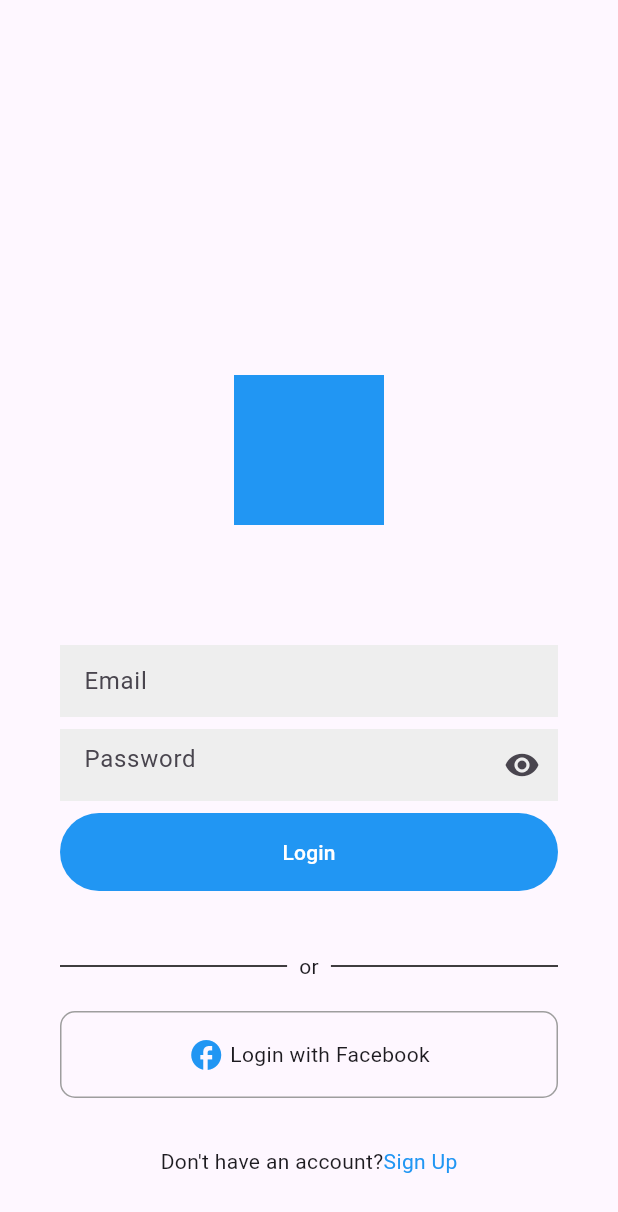
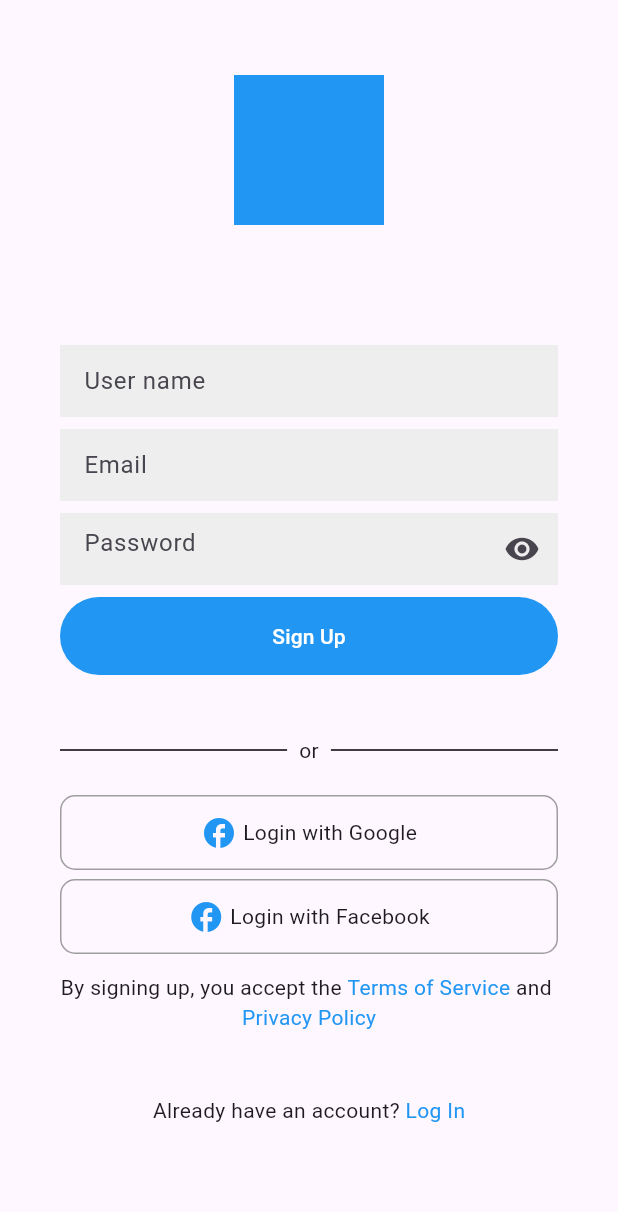
Before and after one commit to Saw-YanLinOo/fl-class-batch-1, a Flutter app: the screen it shows after launch, on a phone screen of 412 x 824 dp. Shown: the top 1212 px of the screen. Run offline on Flutter 3.47's test engine with Material 3 defaults, Android fonts, the phone set to English and light mode, and no system bars.

Commit message:
add register ui in auth

```diff
--- a/auth_ui/analysis_options.yaml
+++ b/auth_ui/analysis_options.yaml
@@ -23,6 +23,7 @@ linter:
   rules:
     # avoid_print: false  # Uncomment to disable the `avoid_print` rule
     # prefer_single_quotes: true  # Uncomment to enable the `prefer_single_quotes` rule
-
+formatter:
+  page_width: 80
 # Additional information about this file can be found at
 # https://dart.dev/guides/language/analysis-options
--- a/auth_ui/lib/login.dart
+++ b/auth_ui/lib/login.dart
@@ -1,7 +1,7 @@
 import 'package:flutter/material.dart';
 
 class LoginPage extends StatelessWidget {
-  const LoginPage({Key? key}) : super(key: key);
+  const LoginPage({super.key});
 
   @override
   Widget build(BuildContext context) {
@@ -15,7 +15,12 @@ class LoginPage extends StatelessWidget {
             Padding(
               padding: const EdgeInsets.symmetric(horizontal: 40),
               child: TextField(
-                decoration: InputDecoration(hintText: "Email", fillColor: Colors.grey.shade200, filled: true, border: InputBorder.none),
+                decoration: InputDecoration(
+                  hintText: "Email",
+                  fillColor: Colors.grey.shade200,
+                  filled: true,
+                  border: InputBorder.none,
+                ),
               ),
             ),
             SizedBox(height: 8),
@@ -36,9 +41,16 @@ class LoginPage extends StatelessWidget {
             Padding(
               padding: const EdgeInsets.symmetric(horizontal: 40),
               child: TextButton(
-                style: ButtonStyle(backgroundColor: MaterialStateProperty.all(Colors.blue)),
+                style: ButtonStyle(
+                  backgroundColor: MaterialStateProperty.all(Colors.blue),
+                ),
                 onPressed: () {},
-                child: Center(child: Padding(padding: const EdgeInsets.all(8.0), child: Text("Login", style: TextStyle(color: Colors.white)))),
+                child: Center(
+                  child: Padding(
+                    padding: const EdgeInsets.all(8.0),
+                    child: Text("Login", style: TextStyle(color: Colors.white)),
+                  ),
+                ),
               ),
             ),
             SizedBox(height: 32),
@@ -47,7 +59,10 @@ class LoginPage extends StatelessWidget {
               child: Row(
                 children: [
                   Expanded(child: Divider(color: Colors.black)),
-                  Padding(padding: const EdgeInsets.all(8.0), child: Text("or")),
+                  Padding(
+                    padding: const EdgeInsets.all(8.0),
+                    child: Text("or"),
+                  ),
                   Expanded(child: Divider(color: Colors.black)),
                 ],
               ),
@@ -57,7 +72,10 @@ class LoginPage extends StatelessWidget {
               padding: const EdgeInsets.symmetric(horizontal: 40),
               child: Container(
                 padding: EdgeInsets.symmetric(vertical: 16),
-                decoration: BoxDecoration(borderRadius: BorderRadius.circular(10), border: Border.all(color: Colors.grey)),
+                decoration: BoxDecoration(
+                  borderRadius: BorderRadius.circular(10),
+                  border: Border.all(color: Colors.grey),
+                ),
                 child: Row(
                   mainAxisAlignment: MainAxisAlignment.center,
                   children: [
@@ -74,7 +92,10 @@ class LoginPage extends StatelessWidget {
               padding: const EdgeInsets.symmetric(horizontal: 40),
               child: Row(
                 mainAxisAlignment: MainAxisAlignment.center,
-                children: [Text("Don't have an account?"), Text("Sign Up", style: TextStyle(color: Colors.blue))],
+                children: [
+                  Text("Already have an account?"),
+                  Text("Sign Up", style: TextStyle(color: Colors.blue)),
+                ],
               ),
             ),
           ],
--- a/auth_ui/lib/main.dart
+++ b/auth_ui/lib/main.dart
@@ -1,4 +1,5 @@
 import 'package:auth_ui/login.dart';
+import 'package:auth_ui/register.dart';
 import 'package:flutter/material.dart';
 
 void main() {
@@ -14,8 +15,10 @@ class MyApp extends StatelessWidget {
     return MaterialApp(
       title: 'Auth UI',
       debugShowCheckedModeBanner: false,
-      theme: ThemeData(colorScheme: ColorScheme.fromSeed(seedColor: Colors.deepPurple)),
-      home: LoginPage(),
+      theme: ThemeData(
+        colorScheme: ColorScheme.fromSeed(seedColor: Colors.deepPurple),
+      ),
+      home: RegisterPage(),
     );
   }
 }
--- a/auth_ui/lib/register.dart
+++ b/auth_ui/lib/register.dart
@@ -5,6 +5,153 @@ class RegisterPage extends StatelessWidget {
 
   @override
   Widget build(BuildContext context) {
-    return Scaffold();
+    return Scaffold(
+      body: SingleChildScrollView(
+        child: Column(
+          children: [
+            SizedBox(height: 50),
+            Container(width: 100, height: 100, color: Colors.blue),
+            SizedBox(height: 80),
+            Padding(
+              padding: const EdgeInsets.symmetric(horizontal: 40),
+              child: TextField(
+                decoration: InputDecoration(
+                  hintText: "User name",
+                  fillColor: Colors.grey.shade200,
+                  filled: true,
+                  border: InputBorder.none,
+                ),
+              ),
+            ),
+            SizedBox(height: 8),
+            Padding(
+              padding: const EdgeInsets.symmetric(horizontal: 40),
+              child: TextField(
+                decoration: InputDecoration(
+                  hintText: "Email",
+                  fillColor: Colors.grey.shade200,
+                  filled: true,
+                  border: InputBorder.none,
+                ),
+              ),
+            ),
+            SizedBox(height: 8),
+            Padding(
+              padding: const EdgeInsets.symmetric(horizontal: 40),
+              child: TextField(
+                obscureText: true,
+                decoration: InputDecoration(
+                  hintText: "Password",
+                  fillColor: Colors.grey.shade200,
+                  filled: true,
+                  border: InputBorder.none,
+                  suffixIcon: Icon(Icons.remove_red_eye),
+                ),
+              ),
+            ),
+            SizedBox(height: 8),
+            Padding(
+              padding: const EdgeInsets.symmetric(horizontal: 40),
+              child: TextButton(
+                style: ButtonStyle(
+                  backgroundColor: MaterialStateProperty.all(Colors.blue),
+                ),
+                onPressed: () {},
+                child: Center(
+                  child: Padding(
+                    padding: const EdgeInsets.all(8.0),
+                    child: Text(
+                      "Sign Up",
+                      style: TextStyle(color: Colors.white),
+                    ),
+                  ),
+                ),
+              ),
+            ),
+            SizedBox(height: 32),
+            Padding(
+              padding: const EdgeInsets.symmetric(horizontal: 40),
+              child: Row(
+                children: [
+                  Expanded(child: Divider(color: Colors.black)),
+                  Padding(
+                    padding: const EdgeInsets.all(8.0),
+                    child: Text("or"),
+                  ),
+                  Expanded(child: Divider(color: Colors.black)),
+                ],
+              ),
+            ),
+            SizedBox(height: 12),
+            Padding(
+              padding: const EdgeInsets.symmetric(horizontal: 40),
+              child: Container(
+                padding: EdgeInsets.symmetric(vertical: 12),
+                decoration: BoxDecoration(
+                  borderRadius: BorderRadius.circular(10),
+                  border: Border.all(color: Colors.grey),
+                ),
+                child: Row(
+                  mainAxisAlignment: MainAxisAlignment.center,
+                  children: [
+                    Icon(Icons.facebook, color: Colors.blue),
+                    SizedBox(width: 4),
+                    Text("Login with Google"),
+                  ],
+                ),
+              ),
+            ),
+            SizedBox(height: 6),
+            Padding(
+              padding: const EdgeInsets.symmetric(horizontal: 40),
+              child: Container(
+                padding: EdgeInsets.symmetric(vertical: 12),
+                decoration: BoxDecoration(
+                  borderRadius: BorderRadius.circular(10),
+                  border: Border.all(color: Colors.grey),
+                ),
+                child: Row(
+                  mainAxisAlignment: MainAxisAlignment.center,
+                  children: [
+                    //Image.asset("assets/google_icon.png"),
+                    Icon(Icons.facebook, color: Colors.blue),
+                    SizedBox(width: 4),
+                    Text("Login with Facebook"),
+                  ],
+                ),
+              ),
+            ),
+            SizedBox(height: 12),
+
+            Padding(
+              padding: const EdgeInsets.symmetric(horizontal: 40),
+              child: Wrap(
+                alignment: WrapAlignment.center,
+                children: [
+                  Text("By signing up, you accept the "),
+                  Text(
+                    "Terms of Service",
+                    style: TextStyle(color: Colors.blue),
+                  ),
+                  Text(" and "),
+                  Text("Privacy Policy", style: TextStyle(color: Colors.blue)),
+                ],
+              ),
+            ),
+            SizedBox(height: 42),
+            Padding(
+              padding: const EdgeInsets.symmetric(horizontal: 40),
+              child: Row(
+                mainAxisAlignment: MainAxisAlignment.center,
+                children: [
+                  Text("Already have an account? "),
+                  Text("Log In", style: TextStyle(color: Colors.blue)),
+                ],
+              ),
+            ),
+          ],
+        ),
+      ),
+    );
   }
 }
```
Also changed, not shown: login/lib/register.dart (added, +63 -0 lines).
